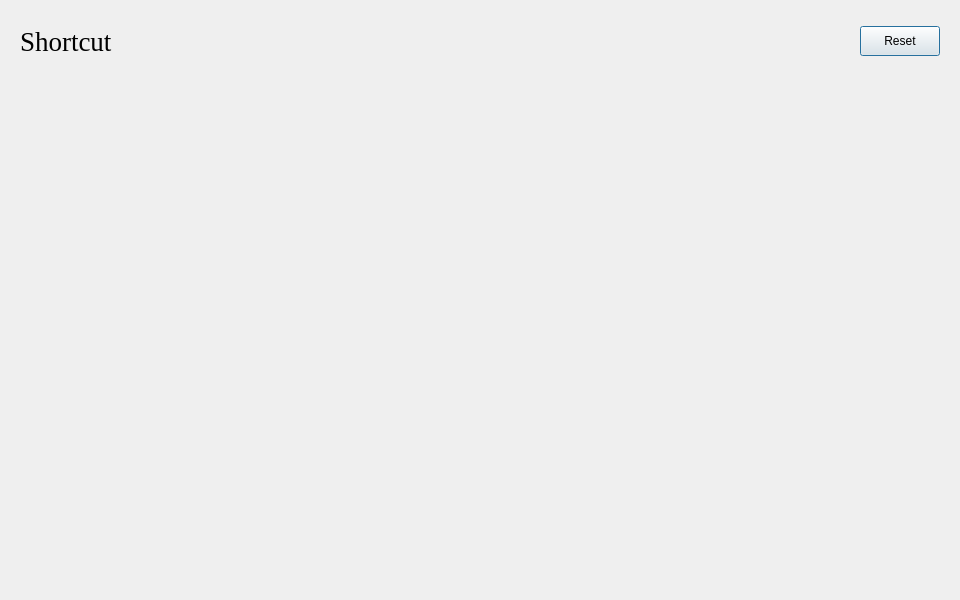
This is ISAT/ui/shortcut_dialog.ui in yatengLG/ISAT_with_segment_anything as Qt 5 draws it before an edit. The edited form follows.
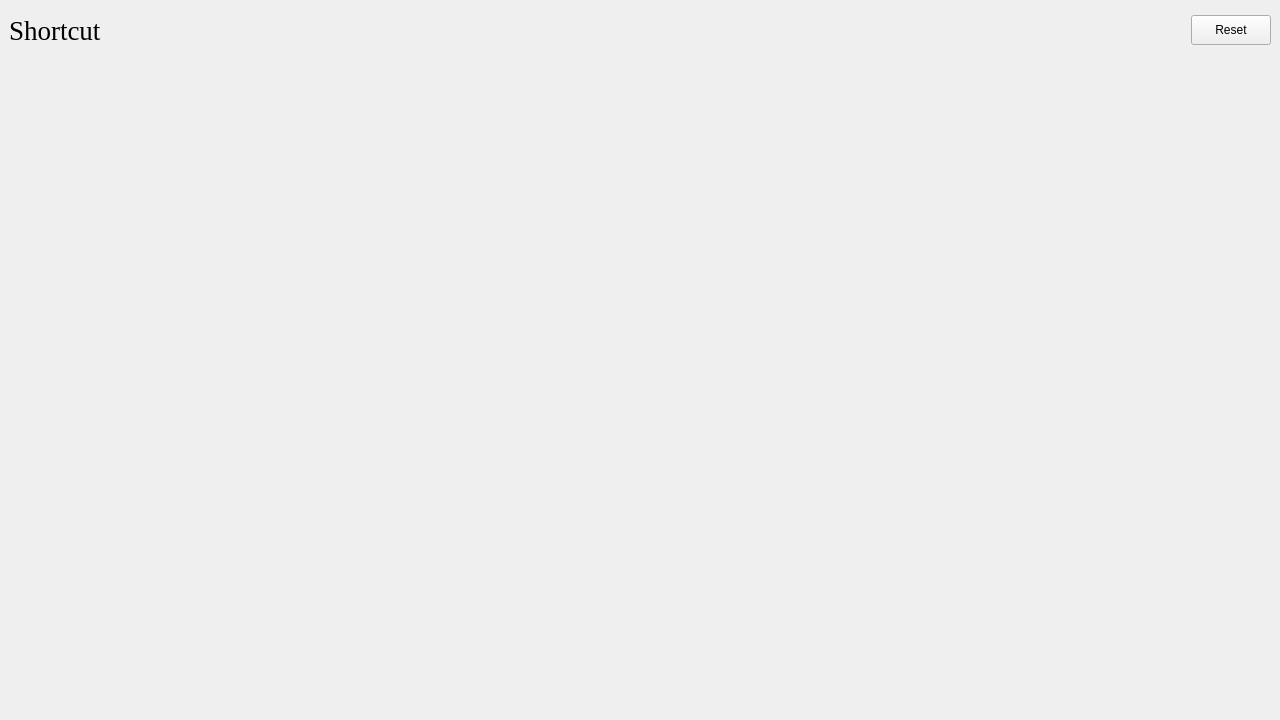
This is the edited form.

```diff
--- a/ISAT/ui/shortcut_dialog.ui
+++ b/ISAT/ui/shortcut_dialog.ui
@@ -6,8 +6,8 @@
    <rect>
     <x>0</x>
     <y>0</y>
-    <width>960</width>
-    <height>600</height>
+    <width>1280</width>
+    <height>720</height>
    </rect>
   </property>
   <property name="sizePolicy">
@@ -24,8 +24,8 @@
   </property>
   <property name="maximumSize">
    <size>
-    <width>1600</width>
-    <height>600</height>
+    <width>16777215</width>
+    <height>16777215</height>
    </size>
   </property>
   <property name="font">
@@ -37,6 +37,18 @@
    <string>Shortcut</string>
   </property>
   <layout class="QVBoxLayout" name="verticalLayout">
+   <property name="leftMargin">
+    <number>0</number>
+   </property>
+   <property name="topMargin">
+    <number>0</number>
+   </property>
+   <property name="rightMargin">
+    <number>0</number>
+   </property>
+   <property name="bottomMargin">
+    <number>0</number>
+   </property>
    <item>
     <widget class="QWidget" name="widget" native="true">
      <property name="minimumSize">
@@ -86,6 +98,9 @@
           <height>30</height>
          </size>
         </property>
+        <property name="focusPolicy">
+         <enum>Qt::NoFocus</enum>
+        </property>
         <property name="text">
          <string>Reset</string>
         </property>
```
